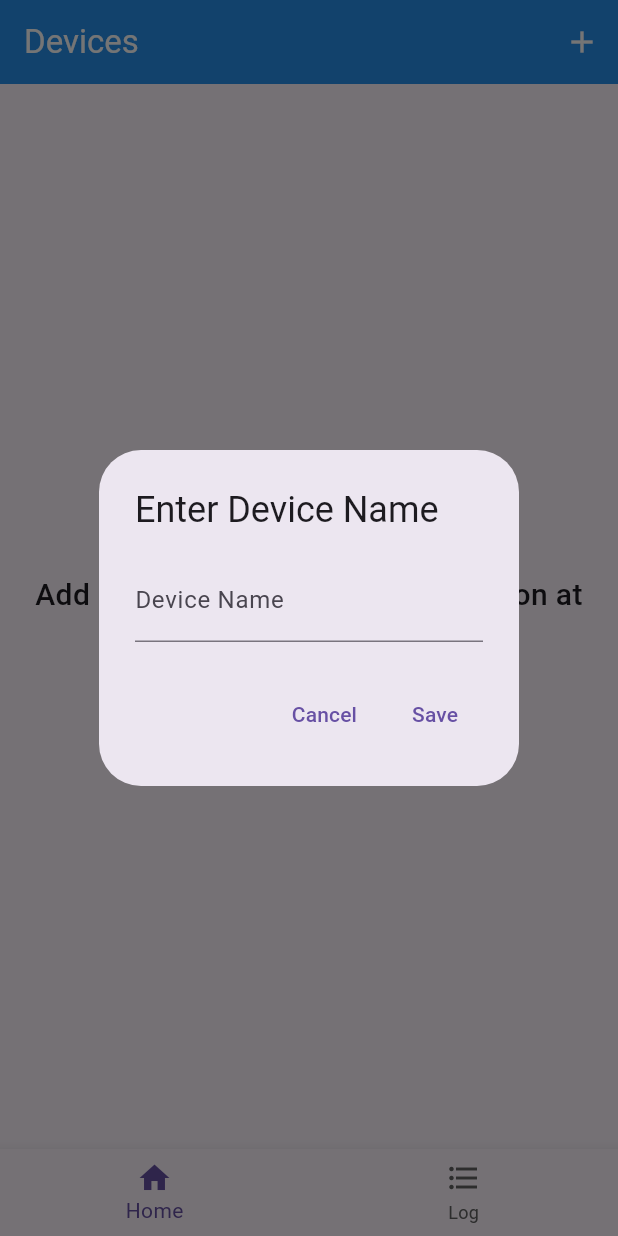
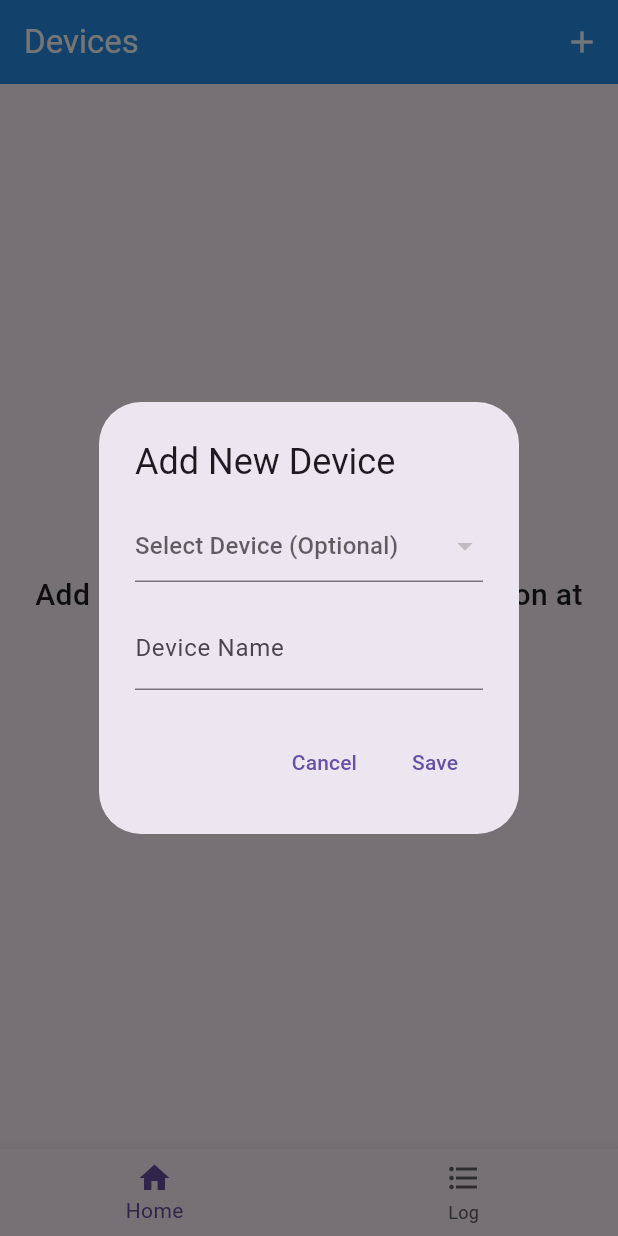
Before and after one commit to TylerHight/Que-App, a Flutter app: the screen it shows after launch, after a tap on the "add" icon, on a phone screen of 412 x 824 dp. Run offline on Flutter 3.47's test engine with Material 3 defaults, Android fonts, the phone set to English and light mode, and no system bars; our stand-ins replace flutter_blue, syncfusion_flutter_charts.

Commit message:
added bluetooth device selection when adding device

```diff
--- a/lib/screens/home_screen/utils/add_device_dialog.dart
+++ b/lib/screens/home_screen/utils/add_device_dialog.dart
@@ -1,6 +1,5 @@
-// add_device_dialog.dart
-
 import 'package:flutter/material.dart';
+import 'package:flutter_blue/flutter_blue.dart';
 
 class DeviceNameDialog extends StatefulWidget {
   final Function(String) onDeviceNameEntered;
@@ -13,26 +12,60 @@ class DeviceNameDialog extends StatefulWidget {
 
 class _DeviceNameDialogState extends State<DeviceNameDialog> {
   final TextEditingController _deviceNameController = TextEditingController();
+  BluetoothDevice? _selectedDevice;
+  List<BluetoothDevice> _availableDevices = []; // Store available devices
+
+  @override
+  void initState() {
+    super.initState();
+    FlutterBlue.instance.scanResults.listen((results) {
+      _availableDevices = results.map((result) => result.device!).toList();
+      setState(() {}); // Trigger UI rebuild
+    });
+  }
 
   @override
   Widget build(BuildContext context) {
     return AlertDialog(
-      title: const Text('Enter Device Name'),
-      content: TextField(
-        controller: _deviceNameController,
-        decoration: const InputDecoration(labelText: 'Device Name'),
+      title: const Text('Add New Device'),
+      content: Column(
+        mainAxisSize: MainAxisSize.min,
+        children: [
+          // Display a dropdown menu of available Bluetooth devices (optional)
+          _selectedDevice != null
+              ? Text('Selected Device: ${_selectedDevice?.name ?? 'Unknown Device'}')
+              : DropdownButtonFormField<BluetoothDevice>(
+            value: _selectedDevice,
+            items: _availableDevices.map((device) {
+              return DropdownMenuItem<BluetoothDevice>(
+                value: device,
+                child: Text(device.name ?? 'Unknown Device'),
+              );
+            }).toList(),
+            onChanged: (device) => setState(() => _selectedDevice = device),
+            hint: const Text('Select Device (Optional)'),
+          ),
+          const SizedBox(height: 16.0),
+          TextField(
+            controller: _deviceNameController,
+            decoration: const InputDecoration(labelText: 'Device Name'),
+          ),
+        ],
       ),
       actions: <Widget>[
         TextButton(
           child: const Text('Cancel'),
-          onPressed: () {
-            Navigator.of(context).pop();
-          },
+          onPressed: () => Navigator.of(context).pop(),
         ),
         TextButton(
           child: const Text('Save'),
           onPressed: () {
-            String deviceName = _deviceNameController.text.trim();
+            String deviceName;
+            if (_selectedDevice != null) {
+              deviceName = _selectedDevice!.name ?? '';
+            } else {
+              deviceName = _deviceNameController.text.trim();
+            }
             if (deviceName.isNotEmpty) {
               widget.onDeviceNameEntered(deviceName);
               Navigator.of(context).pop();
```
